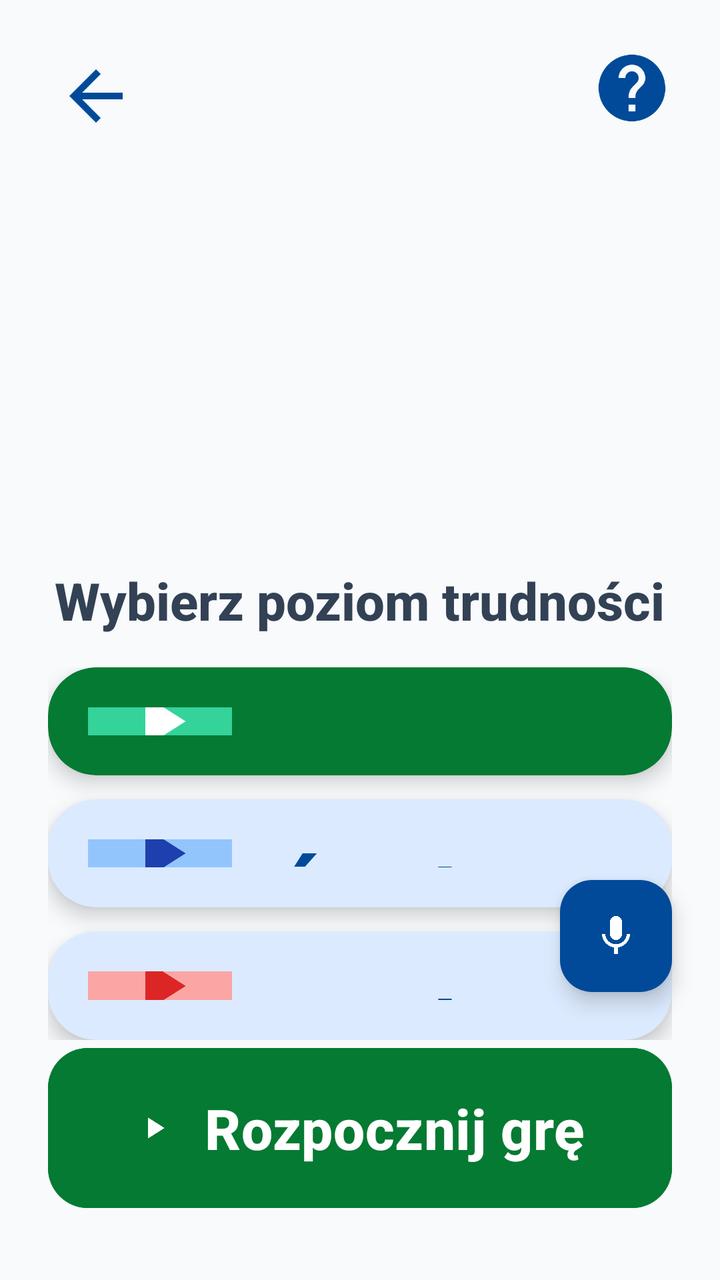
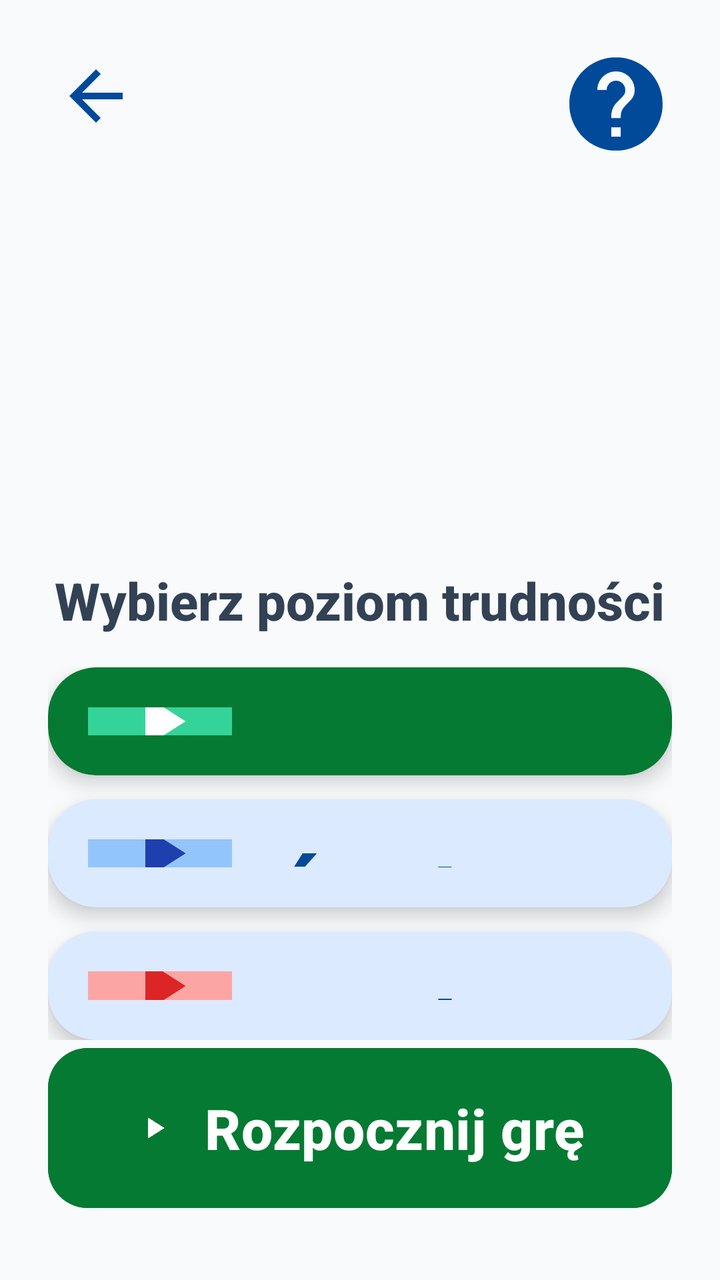

Compare the two renders of this Android layout. The source of the first and the diff that turns it into the second are given below.
<!-- AndroidManifest.xml: application theme Theme.Fitnessapp -->
<!-- res/layout/activity_game_difficulty.xml -->
<?xml version="1.0" encoding="utf-8"?>
<androidx.constraintlayout.widget.ConstraintLayout xmlns:android="http://schemas.android.com/apk/res/android"
    xmlns:app="http://schemas.android.com/apk/res-auto"
    android:layout_width="match_parent"
    android:layout_height="match_parent">

    
    <ImageButton
        android:id="@+id/btn_back"
        android:layout_width="64dp"
        android:layout_height="64dp"
        android:layout_margin="16dp"
        android:background="?android:attr/selectableItemBackgroundBorderless"
        android:src="@drawable/ic_back"
        app:tint="#004A99"
        android:scaleType="fitCenter"
        android:padding="12dp"
        app:layout_constraintStart_toStartOf="parent"
        app:layout_constraintTop_toTopOf="parent" />

    
    <ImageButton
        android:id="@+id/btn_help"
        android:layout_width="56dp"
        android:layout_height="56dp"
        android:layout_margin="16dp"
        android:background="?android:attr/selectableItemBackgroundBorderless"
        android:src="@drawable/ic_help"
        app:tint="#004A99"
        android:scaleType="fitCenter"
        android:padding="8dp"
        app:layout_constraintEnd_toEndOf="parent"
        app:layout_constraintTop_toTopOf="parent" />

    
    <ImageView
        android:id="@+id/iv_game_icon"
        android:layout_width="100dp"
        android:layout_height="100dp"
        android:layout_marginTop="24dp"
        app:layout_constraintStart_toStartOf="parent"
        app:layout_constraintEnd_toEndOf="parent"
        app:layout_constraintTop_toBottomOf="@id/btn_back" />

    
    <TextView
        android:id="@+id/tv_game_title"
        android:layout_width="wrap_content"
        android:layout_height="wrap_content"
        android:layout_marginTop="12dp"
        android:textColor="#004A99"
        android:textSize="44sp"
        android:textStyle="bold"
        app:layout_constraintStart_toStartOf="parent"
        app:layout_constraintEnd_toEndOf="parent"
        app:layout_constraintTop_toBottomOf="@id/iv_game_icon" />

    
    <TextView
        android:id="@+id/tv_subtitle"
        android:layout_width="wrap_content"
        android:layout_height="wrap_content"
        android:layout_marginTop="8dp"
        android:text="Wybierz poziom trudności"
        android:textColor="#334155"
        android:textSize="26sp"
        android:textStyle="bold"
        app:layout_constraintStart_toStartOf="parent"
        app:layout_constraintEnd_toEndOf="parent"
        app:layout_constraintTop_toBottomOf="@id/tv_game_title" />

    
    <LinearLayout
        android:id="@+id/difficulty_container"
        android:layout_width="0dp"
        android:layout_height="0dp"
        android:orientation="vertical"
        android:gravity="center_vertical"
        android:paddingHorizontal="24dp"
        android:paddingTop="16dp"
        app:layout_constraintStart_toStartOf="parent"
        app:layout_constraintEnd_toEndOf="parent"
        app:layout_constraintTop_toBottomOf="@id/tv_subtitle"
        app:layout_constraintBottom_toTopOf="@id/btn_start">

        
        <androidx.cardview.widget.CardView
            android:id="@+id/card_easy"
            android:layout_width="match_parent"
            android:layout_height="0dp"
            android:layout_weight="1"
            android:layout_marginBottom="12dp"
            android:clickable="true"
            android:focusable="true"
            android:foreground="?android:attr/selectableItemBackground"
            app:cardCornerRadius="24dp"
            app:cardElevation="6dp"
            app:cardBackgroundColor="#057A32">

            <LinearLayout
                android:layout_width="match_parent"
                android:layout_height="match_parent"
                android:gravity="center_vertical"
                android:orientation="horizontal"
                android:padding="20dp">

                <FrameLayout
                    android:layout_width="72dp"
                    android:layout_height="72dp">
                    <View
                        android:layout_width="match_parent"
                        android:layout_height="match_parent"
                        android:background="@drawable/bg_indicator_active"
                        android:backgroundTint="#34D399" />
                    <ImageView
                        android:id="@+id/iv_easy_icon"
                        android:layout_width="44dp"
                        android:layout_height="44dp"
                        android:layout_gravity="center"
                        android:src="@drawable/ic_play"
                        app:tint="#FFFFFF" />
                </FrameLayout>

                <LinearLayout
                    android:layout_width="match_parent"
                    android:layout_height="wrap_content"
                    android:layout_marginStart="20dp"
                    android:orientation="vertical">
                    <TextView
                        android:layout_width="wrap_content"
                        android:layout_height="wrap_content"
                        android:text="Łatwy"
                        android:textColor="#FFFFFF"
                        android:textSize="44sp"
                        android:textStyle="bold" />
                    <TextView
                        android:id="@+id/tv_easy_desc"
                        android:layout_width="wrap_content"
                        android:layout_height="wrap_content"
                        android:text="3 pary kart"
                        android:textColor="#D1FAE5"
                        android:textSize="26sp"
                        android:textStyle="bold" />
                </LinearLayout>
            </LinearLayout>
        </androidx.cardview.widget.CardView>

        
        <androidx.cardview.widget.CardView
            android:id="@+id/card_medium"
            android:layout_width="match_parent"
            android:layout_height="0dp"
            android:layout_weight="1"
            android:layout_marginBottom="12dp"
            android:clickable="true"
            android:focusable="true"
            android:foreground="?android:attr/selectableItemBackground"
            app:cardCornerRadius="24dp"
            app:cardElevation="6dp"
            app:cardBackgroundColor="#DBEAFE">

            <LinearLayout
                android:layout_width="match_parent"
                android:layout_height="match_parent"
                android:gravity="center_vertical"
                android:orientation="horizontal"
                android:padding="20dp">

                <FrameLayout
                    android:layout_width="72dp"
                    android:layout_height="72dp">
                    <View
                        android:layout_width="match_parent"
                        android:layout_height="match_parent"
                        android:background="@drawable/bg_indicator_active"
                        android:backgroundTint="#93C5FD" />
                    <ImageView
                        android:id="@+id/iv_medium_icon"
                        android:layout_width="44dp"
                        android:layout_height="44dp"
                        android:layout_gravity="center"
                        android:src="@drawable/ic_play"
                        app:tint="#1E40AF" />
                </FrameLayout>

                <LinearLayout
                    android:layout_width="match_parent"
                    android:layout_height="wrap_content"
                    android:layout_marginStart="20dp"
                    android:orientation="vertical">
                    <TextView
                        android:layout_width="wrap_content"
                        android:layout_height="wrap_content"
                        android:text="Średni"
                        android:textColor="#004A99"
                        android:textSize="44sp"
                        android:textStyle="bold" />
                    <TextView
                        android:id="@+id/tv_medium_desc"
                        android:layout_width="wrap_content"
                        android:layout_height="wrap_content"
                        android:text="6 par kart"
                        android:textColor="#1E40AF"
                        android:textSize="26sp"
                        android:textStyle="bold" />
                </LinearLayout>
            </LinearLayout>
        </androidx.cardview.widget.CardView>

        
        <androidx.cardview.widget.CardView
            android:id="@+id/card_hard"
            android:layout_width="match_parent"
            android:layout_height="0dp"
            android:layout_weight="1"
            android:clickable="true"
            android:focusable="true"
            android:foreground="?android:attr/selectableItemBackground"
            app:cardCornerRadius="24dp"
            app:cardElevation="6dp"
            app:cardBackgroundColor="#DBEAFE">

            <LinearLayout
                android:layout_width="match_parent"
                android:layout_height="match_parent"
                android:gravity="center_vertical"
                android:orientation="horizontal"
                android:padding="20dp">

                <FrameLayout
                    android:layout_width="72dp"
                    android:layout_height="72dp">
                    <View
                        android:layout_width="match_parent"
                        android:layout_height="match_parent"
                        android:background="@drawable/bg_indicator_active"
                        android:backgroundTint="#FCA5A5" />
                    <ImageView
                        android:id="@+id/iv_hard_icon"
                        android:layout_width="44dp"
                        android:layout_height="44dp"
                        android:layout_gravity="center"
                        android:src="@drawable/ic_play"
                        app:tint="#DC2626" />
                </FrameLayout>

                <LinearLayout
                    android:layout_width="match_parent"
                    android:layout_height="wrap_content"
                    android:layout_marginStart="20dp"
                    android:orientation="vertical">
                    <TextView
                        android:layout_width="wrap_content"
                        android:layout_height="wrap_content"
                        android:text="Trudny"
                        android:textColor="#004A99"
                        android:textSize="44sp"
                        android:textStyle="bold" />
                    <TextView
                        android:id="@+id/tv_hard_desc"
                        android:layout_width="wrap_content"
                        android:layout_height="wrap_content"
                        android:text="8 par kart"
                        android:textColor="#1E40AF"
                        android:textSize="26sp"
                        android:textStyle="bold" />
                </LinearLayout>
            </LinearLayout>
        </androidx.cardview.widget.CardView>

    </LinearLayout>

    
    <Button
        android:id="@+id/btn_start"
        android:layout_width="0dp"
        android:layout_height="88dp"
        android:layout_marginHorizontal="24dp"
        android:layout_marginBottom="32dp"
        android:backgroundTint="#057A32"
        android:text="Rozpocznij grę"
        android:textAllCaps="false"
        android:textColor="@color/white"
        android:textSize="28sp"
        android:fontFamily="sans-serif-medium"
        android:textStyle="bold"
        app:icon="@drawable/ic_play"
        app:iconGravity="textStart"
        app:iconTint="@color/white"
        app:iconPadding="16dp"
        app:cornerRadius="20dp"
        app:layout_constraintStart_toStartOf="parent"
        app:layout_constraintEnd_toEndOf="parent"
        app:layout_constraintBottom_toBottomOf="parent" />

    
    <com.google.android.material.floatingactionbutton.FloatingActionButton
        android:id="@+id/fab_mic"
        android:layout_width="wrap_content"
        android:layout_height="wrap_content"
        android:layout_margin="24dp"
        android:src="@drawable/ic_mic"
        android:contentDescription="Włącz mikrofon"
        app:backgroundTint="#004A99"
        app:tint="#FFFFFF"
        app:layout_constraintBottom_toTopOf="@id/btn_start"
        app:layout_constraintEnd_toEndOf="parent" />

</androidx.constraintlayout.widget.ConstraintLayout>
<!-- resources referenced by this layout -->
<resources>
  <color name="white">#FFFFFFFF</color>
  <!-- drawable bg_indicator_active (drawable) -->
  <?xml version="1.0" encoding="utf-8"?>
  <shape xmlns:android="http://schemas.android.com/apk/res/android"
      android:shape="rectangle">
      <solid android:color="@color/blue_primary" />
      <corners android:radius="4dp" />
  </shape>
  <!-- drawable ic_back (drawable) -->
  <vector xmlns:android="http://schemas.android.com/apk/res/android"
      android:width="24dp"
      android:height="24dp"
      android:viewportWidth="24"
      android:viewportHeight="24">
      <path
          android:fillColor="#000000"
          android:pathData="M20,11H7.83l5.59,-5.59L12,4l-8,8 8,8 1.41,-1.41L7.83,13H20v-2z"/>
  </vector>
  <!-- drawable ic_help (drawable) -->
  <vector xmlns:android="http://schemas.android.com/apk/res/android"
      android:width="48dp"
      android:height="48dp"
      android:viewportWidth="24"
      android:viewportHeight="24">
      <path
          android:fillColor="#004A99"
          android:pathData="M12,2C6.48,2 2,6.48 2,12s4.48,10 10,10 10,-4.48 10,-10S17.52,2 12,2zM13,19h-2v-2h2v2zM15.07,11.25l-0.9,0.92C13.45,12.9 13,13.5 13,15h-2v-0.5c0,-1.1 0.45,-2.1 1.17,-2.83l1.24,-1.26c0.37,-0.36 0.59,-0.86 0.59,-1.41 0,-1.1 -0.9,-2 -2,-2s-2,0.9 -2,2L8,9c0,-2.21 1.79,-4 4,-4s4,1.79 4,4c0,0.88 -0.36,1.68 -0.93,2.25z"/>
  </vector>
  <!-- drawable ic_mic (drawable) -->
  <vector xmlns:android="http://schemas.android.com/apk/res/android"
      android:width="24dp"
      android:height="24dp"
      android:viewportWidth="24"
      android:viewportHeight="24">
      <path
          android:fillColor="#1A5DFF"
          android:pathData="M12,14c1.66,0 3,-1.34 3,-3V5c0,-1.66 -1.34,-3 -3,-3S9,3.34 9,5v6C9,12.66 10.34,14 12,14zM17.3,11c0,3 -2.54,5.1 -5.3,5.1S6.7,14 6.7,11H5c0,3.41 2.72,6.23 6,6.72V21h2v-3.28c3.28,-0.49 6,-3.31 6,-6.72H17.3z"/>
  </vector>
  <!-- drawable ic_play (drawable) -->
  <vector xmlns:android="http://schemas.android.com/apk/res/android"
   android:width="24dp"
   android:height="24dp"
   android:viewportWidth="24"
   android:viewportHeight="24">
   <path
   android:fillColor="#FFFFFF"
   android:pathData="M8,5v14l11,-7z"/>
  </vector>
  <style name="Theme.Fitnessapp" parent="Base.Theme.Fitnessapp" />
  <color name="blue_primary">#2563EB</color>
  <style name="Base.Theme.Fitnessapp" parent="Theme.Material3.Light.NoActionBar">
          
          <item name="android:fontFamily">sans-serif-medium</item>
          <item name="android:textAllCaps">false</item>
          <item name="android:textColor">#0F172A</item>
          <item name="android:windowBackground">#F8FAFC</item>
      </style>
</resources>

<!-- the commit's change to res/layout/activity_game_difficulty.xml (unified diff, before → after) -->
@@ -21,8 +21,8 @@
     
     <ImageButton
         android:id="@+id/btn_help"
-        android:layout_width="56dp"
-        android:layout_height="56dp"
+        android:layout_width="72dp"
+        android:layout_height="72dp"
         android:layout_margin="16dp"
         android:background="?android:attr/selectableItemBackgroundBorderless"
         android:src="@drawable/ic_help"
@@ -293,17 +293,4 @@
         app:layout_constraintEnd_toEndOf="parent"
         app:layout_constraintBottom_toBottomOf="parent" />
 
-    
-    <com.google.android.material.floatingactionbutton.FloatingActionButton
-        android:id="@+id/fab_mic"
-        android:layout_width="wrap_content"
-        android:layout_height="wrap_content"
-        android:layout_margin="24dp"
-        android:src="@drawable/ic_mic"
-        android:contentDescription="Włącz mikrofon"
-        app:backgroundTint="#004A99"
-        app:tint="#FFFFFF"
-        app:layout_constraintBottom_toTopOf="@id/btn_start"
-        app:layout_constraintEnd_toEndOf="parent" />
-
 </androidx.constraintlayout.widget.ConstraintLayout>
<!-- resource entries referenced after the edit -->
@@ -28,16 +28,6 @@
           android:fillColor="#004A99"
           android:pathData="M12,2C6.48,2 2,6.48 2,12s4.48,10 10,10 10,-4.48 10,-10S17.52,2 12,2zM13,19h-2v-2h2v2zM15.07,11.25l-0.9,0.92C13.45,12.9 13,13.5 13,15h-2v-0.5c0,-1.1 0.45,-2.1 1.17,-2.83l1.24,-1.26c0.37,-0.36 0.59,-0.86 0.59,-1.41 0,-1.1 -0.9,-2 -2,-2s-2,0.9 -2,2L8,9c0,-2.21 1.79,-4 4,-4s4,1.79 4,4c0,0.88 -0.36,1.68 -0.93,2.25z"/>
   </vector>
-  <!-- drawable ic_mic (drawable) -->
-  <vector xmlns:android="http://schemas.android.com/apk/res/android"
-      android:width="24dp"
-      android:height="24dp"
-      android:viewportWidth="24"
-      android:viewportHeight="24">
-      <path
-          android:fillColor="#1A5DFF"
-          android:pathData="M12,14c1.66,0 3,-1.34 3,-3V5c0,-1.66 -1.34,-3 -3,-3S9,3.34 9,5v6C9,12.66 10.34,14 12,14zM17.3,11c0,3 -2.54,5.1 -5.3,5.1S6.7,14 6.7,11H5c0,3.41 2.72,6.23 6,6.72V21h2v-3.28c3.28,-0.49 6,-3.31 6,-6.72H17.3z"/>
-  </vector>
   <!-- drawable ic_play (drawable) -->
   <vector xmlns:android="http://schemas.android.com/apk/res/android"
    android:width="24dp"
